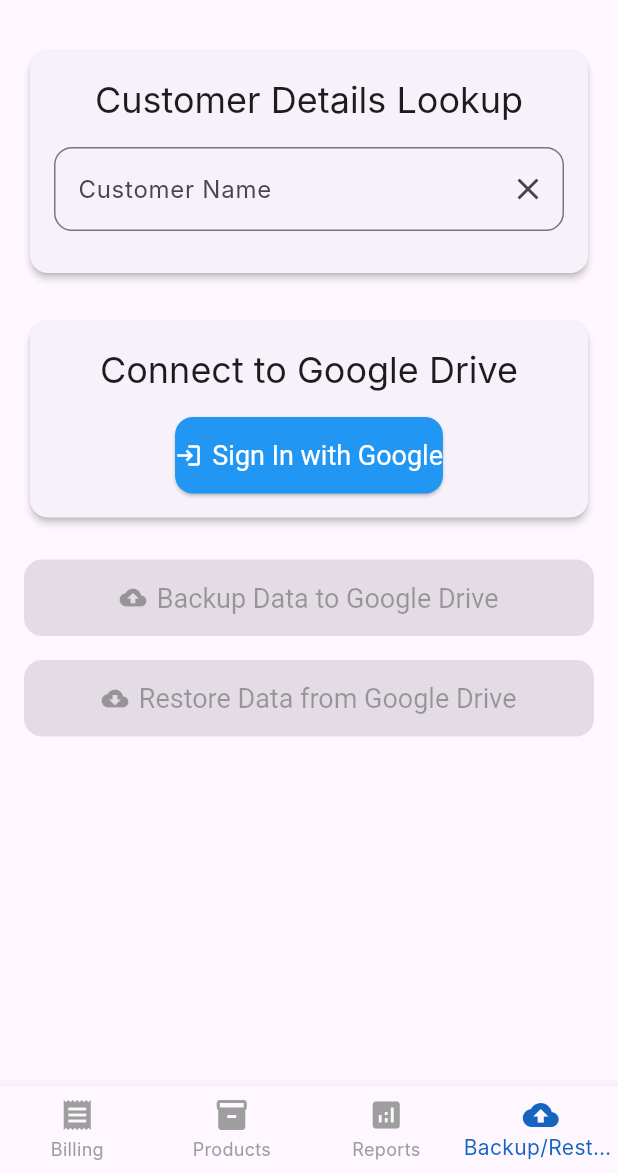
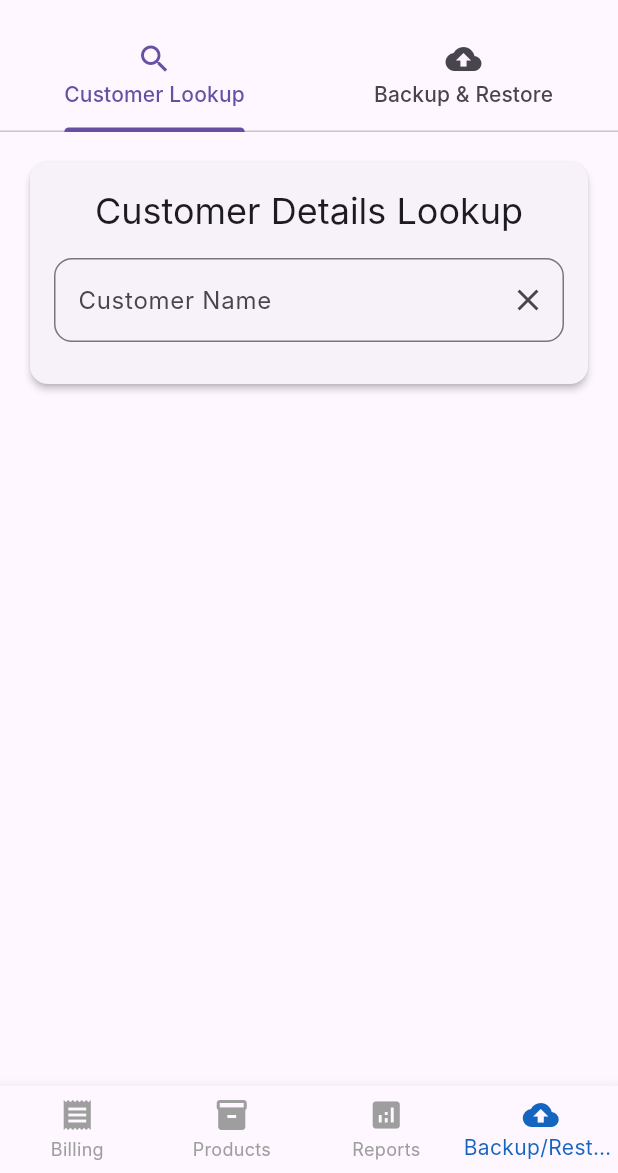
Before and after one commit to NaurasShaji/Optibill, a Flutter app: the screen it shows after launch, item 4 of the bottom bar chosen, on a phone screen of 412 x 824 dp, the part 63-1236 px from its top. Run offline on Flutter 3.47's test engine with Material 3 defaults, Android fonts, the phone set to English and light mode, and no system bars; our stand-ins replace google_sign_in, hive, hive_flutter, pdf, printing; missing offline and left inert: excel, googleapis; accounts and stored records are empty; Roboto replaces fonts that are missing (Inter).

Commit message:
Updated code after changes 4

```diff
--- a/lib/models/invoice.dart
+++ b/lib/models/invoice.dart
@@ -39,6 +39,9 @@
   @HiveField(10)
   String? leftEyeNV;  // Left Eye Near Vision
 
+  @HiveField(11)
+  String? note;
+
   Invoice({
     String? invoiceId,
     required this.saleDate,
@@ -51,6 +54,7 @@
     this.rightEyeNV,
     this.leftEyeDV,
     this.leftEyeNV,
+    this.note,
   }) : invoiceId = invoiceId ?? const Uuid().v4();
 
   // Computed Property: subtotal (sum of unitSellingPrice * quantity for all items before bill-level discount)
@@ -78,6 +82,7 @@
     'rightEyeNV': rightEyeNV,
     'leftEyeDV': leftEyeDV,
     'leftEyeNV': leftEyeNV,
+    'note': note,
   };
 
   // Create an Invoice object from a JSON map
@@ -95,5 +100,6 @@
     rightEyeNV: json['rightEyeNV'] as String?,
     leftEyeDV: json['leftEyeDV'] as String?,
     leftEyeNV: json['leftEyeNV'] as String?,
+    note: json['note'] as String?,
   );
 }
--- a/lib/screens/backup_restore_screen.dart
+++ b/lib/screens/backup_restore_screen.dart
@@ -1,92 +1,58 @@
 import 'package:flutter/material.dart';
-import 'package:optibill/models/invoice.dart';
 import 'package:optibill/services/google_drive_service.dart';
 import 'package:googleapis/drive/v3.dart' as drive;
 import 'package:hive/hive.dart';
 import 'package:intl/intl.dart';
+import 'package:optibill/models/invoice.dart';
 
-class BackupRestoreScreen extends StatefulWidget {
+class BackupRestoreScreen extends StatelessWidget {
   const BackupRestoreScreen({super.key});
 
   @override
-  State<BackupRestoreScreen> createState() => _BackupRestoreScreenState();
+  Widget build(BuildContext context) {
+    return DefaultTabController(
+      length: 2,
+      child: Scaffold(
+        appBar: AppBar(
+          toolbarHeight: 0,
+          title: const Text('Utilities'),
+          bottom: const TabBar(
+            tabs: [
+              Tab(text: 'Customer Lookup', icon: Icon(Icons.search)),
+              Tab(text: 'Backup & Restore', icon: Icon(Icons.backup)),
+            ],
+          ),
+        ),
+        body: const TabBarView(
+          children: [
+            CustomerLookupTab(),
+            BackupRestoreTab(),
+          ],
+        ),
+      ),
+    );
+  }
 }
 
-class _BackupRestoreScreenState extends State<BackupRestoreScreen> {
+// --- BackupRestoreTab ---
+class BackupRestoreTab extends StatefulWidget {
+  const BackupRestoreTab({super.key});
+
+  @override
+  State<BackupRestoreTab> createState() => _BackupRestoreTabState();
+}
+
+class _BackupRestoreTabState extends State<BackupRestoreTab> {
   final GoogleDriveService _googleDriveService = GoogleDriveService();
   bool _isSigningIn = false;
   bool _isBackingUp = false;
   bool _isRestoring = false;
   List<drive.File> _backupFiles = [];
-  final _customerNameController = TextEditingController();
-  List<Invoice> _foundInvoices = [];
-  Invoice? _selectedInvoice;
-  bool _isSearching = false;
 
   @override
   void initState() {
     super.initState();
     _checkSignInStatus();
-    _customerNameController.addListener(() {
-      _searchCustomers(_customerNameController.text);
-    });
-  }
-
-  @override
-  void dispose() {
-    _customerNameController.dispose();
-    super.dispose();
-  }
-
-  Future<void> _searchCustomers(String query) async {
-    if (query.trim().isEmpty) {
-      setState(() {
-        _foundInvoices = [];
-        _selectedInvoice = null;
-      });
-      return;
-    }
-
-    setState(() {
-      _isSearching = true;
-      _selectedInvoice = null;
-    });
-
-    try {
-      final invoiceBox = Hive.box<Invoice>('invoices');
-      final queryLower = query.trim().toLowerCase();
-
-      final matchingInvoices = invoiceBox.values
-          .where((invoice) =>
-              invoice.customerName?.trim().toLowerCase().startsWith(queryLower) ??
-              false)
-          .toList();
-
-      final Map<String, Invoice> latestInvoicesByCustomer = {};
-      for (final invoice in matchingInvoices) {
-        final customerName = invoice.customerName!.trim().toLowerCase();
-        if (!latestInvoicesByCustomer.containsKey(customerName) ||
-            invoice.saleDate
-                .isAfter(latestInvoicesByCustomer[customerName]!.saleDate)) {
-          latestInvoicesByCustomer[customerName] = invoice;
-        }
-      }
-
-      final results = latestInvoicesByCustomer.values.toList();
-      results.sort((a, b) => (a.customerName ?? '').compareTo(b.customerName ?? ''));
-
-      setState(() {
-        _foundInvoices = results;
-      });
-    } catch (e) {
-      ScaffoldMessenger.of(context).showSnackBar(
-        SnackBar(content: Text('Error searching for customers: $e')),
-      );
-    } finally {
-      setState(() {
-        _isSearching = false;
-      });
-    }
   }
 
   Future<void> _checkSignInStatus() async {
@@ -105,7 +71,7 @@
         ScaffoldMessenger.of(context).showSnackBar(
           const SnackBar(content: Text('Signed in to Google Drive!')),
         );
-        _listBackupFiles(); // List files immediately after sign-in
+        _listBackupFiles();
       } else {
         ScaffoldMessenger.of(context).showSnackBar(
           const SnackBar(content: Text('Google Sign-In cancelled or failed.')),
@@ -141,7 +107,7 @@
       ScaffoldMessenger.of(context).showSnackBar(
         const SnackBar(content: Text('Data backed up successfully!')),
       );
-      _listBackupFiles(); // Refresh list after backup
+      _listBackupFiles();
     } catch (e) {
       ScaffoldMessenger.of(context).showSnackBar(
         SnackBar(content: Text('Backup failed: $e')),
@@ -194,12 +160,13 @@
             TextButton(
               child: const Text('Restore', style: TextStyle(color: Colors.red)),
               onPressed: () async {
-                Navigator.of(context).pop(); // Close dialog
+                Navigator.of(context).pop();
                 setState(() {
                   _isRestoring = true;
                 });
                 try {
                   await _googleDriveService.restoreData(file.id!);
+                  await _listBackupFiles();
                   ScaffoldMessenger.of(context).showSnackBar(
                     const SnackBar(content: Text('Data restored successfully!')),
                   );
@@ -225,12 +192,211 @@
     return Padding(
       padding: const EdgeInsets.all(16.0),
       child: ListView(
-        // Changed to ListView to prevent overflow
         children: [
           Card(
             elevation: 2,
-            shape: RoundedRectangleBorder(
-                borderRadius: BorderRadius.circular(12.0)),
+            shape: RoundedRectangleBorder(borderRadius: BorderRadius.circular(12.0)),
+            child: Padding(
+              padding: const EdgeInsets.all(16.0),
+              child: Column(
+                children: [
+                  Text(
+                    _googleDriveService.isSignedIn ? 'Google Drive Connected' : 'Connect to Google Drive',
+                    style: Theme.of(context).textTheme.headlineSmall,
+                  ),
+                  const SizedBox(height: 16),
+                  if (!_googleDriveService.isSignedIn)
+                    ElevatedButton.icon(
+                      onPressed: _isSigningIn ? null : _handleSignIn,
+                      icon: _isSigningIn ? const CircularProgressIndicator(color: Colors.white) : const Icon(Icons.login),
+                      label: Text(_isSigningIn ? 'Signing In...' : 'Sign In with Google'),
+                      style: ElevatedButton.styleFrom(
+                        padding: const EdgeInsets.symmetric(vertical: 15),
+                        shape: RoundedRectangleBorder(borderRadius: BorderRadius.circular(12.0)),
+                        backgroundColor: Colors.blue,
+                        foregroundColor: Colors.white,
+                        textStyle: const TextStyle(fontSize: 18),
+                      ),
+                    )
+                  else
+                    Column(
+                      children: [
+                        Text('Signed in as: ${_googleDriveService.currentUser?.displayName ?? 'N/A'}'),
+                        const SizedBox(height: 10),
+                        ElevatedButton.icon(
+                          onPressed: _handleSignOut,
+                          icon: const Icon(Icons.logout),
+                          label: const Text('Sign Out'),
+                          style: ElevatedButton.styleFrom(
+                            padding: const EdgeInsets.symmetric(vertical: 15),
+                            shape: RoundedRectangleBorder(borderRadius: BorderRadius.circular(12.0)),
+                            backgroundColor: Colors.red,
+                            foregroundColor: Colors.white,
+                            textStyle: const TextStyle(fontSize: 18),
+                          ),
+                        ),
+                      ],
+                    ),
+                ],
+              ),
+            ),
+          ),
+          const SizedBox(height: 24),
+          ElevatedButton.icon(
+            onPressed: _googleDriveService.isSignedIn && !_isBackingUp ? _handleBackup : null,
+            icon: _isBackingUp ? const CircularProgressIndicator(color: Colors.white) : const Icon(Icons.cloud_upload),
+            label: Text(_isBackingUp ? 'Backing Up...' : 'Backup Data to Google Drive'),
+            style: ElevatedButton.styleFrom(
+              padding: const EdgeInsets.symmetric(vertical: 15),
+              shape: RoundedRectangleBorder(borderRadius: BorderRadius.circular(12.0)),
+              backgroundColor: Colors.green,
+              foregroundColor: Colors.white,
+              textStyle: const TextStyle(fontSize: 18),
+            ),
+          ),
+          const SizedBox(height: 16),
+          ElevatedButton.icon(
+            onPressed: _googleDriveService.isSignedIn && !_isRestoring ? _listBackupFiles : null,
+            icon: _isRestoring ? const CircularProgressIndicator(color: Colors.white) : const Icon(Icons.cloud_download),
+            label: Text(_isRestoring ? 'Restoring...' : 'Restore Data from Google Drive'),
+            style: ElevatedButton.styleFrom(
+              padding: const EdgeInsets.symmetric(vertical: 15),
+              shape: RoundedRectangleBorder(borderRadius: BorderRadius.circular(12.0)),
+              backgroundColor: Colors.orange,
+              foregroundColor: Colors.white,
+              textStyle: const TextStyle(fontSize: 18),
+            ),
+          ),
+          const SizedBox(height: 24),
+          if (_backupFiles.isNotEmpty && _googleDriveService.isSignedIn)
+            Card(
+              elevation: 2,
+              shape: RoundedRectangleBorder(borderRadius: BorderRadius.circular(12.0)),
+              child: Padding(
+                padding: const EdgeInsets.all(16.0),
+                child: Column(
+                  crossAxisAlignment: CrossAxisAlignment.start,
+                  children: [
+                    Text('Available Backups:', style: Theme.of(context).textTheme.titleLarge),
+                    const SizedBox(height: 10),
+                    ListView.builder(
+                      shrinkWrap: true,
+                      physics: const NeverScrollableScrollPhysics(),
+                      itemCount: _backupFiles.length,
+                      itemBuilder: (context, index) {
+                        final file = _backupFiles[index];
+                        return ListTile(
+                          title: Text(file.name ?? 'Unknown File'),
+                          subtitle: Text('ID: ${file.id ?? 'N/A'}'),
+                          trailing: IconButton(
+                            icon: const Icon(Icons.restore, color: Colors.blue),
+                            onPressed: () => _handleRestore(file),
+                          ),
+                        );
+                      },
+                    ),
+                  ],
+                ),
+              ),
+            ),
+        ],
+      ),
+    );
+  }
+}
+
+// --- CustomerLookupTab ---
+class CustomerLookupTab extends StatefulWidget {
+  const CustomerLookupTab({super.key});
+
+  @override
+  State<CustomerLookupTab> createState() => _CustomerLookupTabState();
+}
+
+class _CustomerLookupTabState extends State<CustomerLookupTab> {
+  final _customerNameController = TextEditingController();
+  List<Invoice> _foundInvoices = [];
+  Invoice? _selectedInvoice;
+  bool _isSearching = false;
+
+  @override
+  void initState() {
+    super.initState();
+    _customerNameController.addListener(() {
+      _searchCustomers(_customerNameController.text);
+    });
+  }
+
+  @override
+  void dispose() {
+    _customerNameController.dispose();
+    super.dispose();
+  }
+
+  Future<void> _searchCustomers(String query) async {
+    if (query.trim().isEmpty) {
+      setState(() {
+        _foundInvoices = [];
+        _selectedInvoice = null;
+      });
+      return;
+    }
+
+    setState(() {
+      _isSearching = true;
+      _selectedInvoice = null;
+    });
+
+    try {
+      final invoiceBox = Hive.box<Invoice>('invoices');
+      final queryLower = query.trim().toLowerCase();
+
+      final matchingInvoices = invoiceBox.values
+          .where((invoice) =>
+              invoice.customerName?.trim().toLowerCase().startsWith(queryLower) ?? false)
+          .toList();
+
+      final Map<String, Invoice> latestInvoicesByCustomer = {};
+      for (final invoice in matchingInvoices) {
+        final customerName = invoice.customerName?.trim().toLowerCase() ?? '';
+        final customerContact = invoice.customerContact?.trim() ?? '';
+        final key = '$customerName|$customerContact';
+        if (!latestInvoicesByCustomer.containsKey(key) ||
+            invoice.saleDate.isAfter(latestInvoicesByCustomer[key]!.saleDate)) {
+          latestInvoicesByCustomer[key] = invoice;
+        }
+      }
+
+      final results = latestInvoicesByCustomer.values.toList()
+        ..sort((a, b) {
+          final aKey = (a.customerName ?? '') + (a.customerContact ?? '');
+          final bKey = (b.customerName ?? '') + (b.customerContact ?? '');
+          return aKey.compareTo(bKey);
+        });
+
+      setState(() {
+        _foundInvoices = results;
+      });
+    } catch (e) {
+      ScaffoldMessenger.of(context).showSnackBar(
+        SnackBar(content: Text('Error searching for customers: $e')),
+      );
+    } finally {
+      setState(() {
+        _isSearching = false;
+      });
+    }
+  }
+
+  @override
+  Widget build(BuildContext context) {
+    return Padding(
+      padding: const EdgeInsets.all(16.0),
+      child: ListView(
+        children: [
+          Card(
+            elevation: 2,
+            shape: RoundedRectangleBorder(borderRadius: BorderRadius.circular(12.0)),
             child: Padding(
               padding: const EdgeInsets.all(16.0),
               child: Column(
@@ -244,10 +410,7 @@
                     controller: _customerNameController,
                     decoration: InputDecoration(
                       labelText: 'Customer Name',
-
-                      border: OutlineInputBorder(
-                        borderRadius: BorderRadius.circular(12.0),
-                      ),
+                      border: OutlineInputBorder(borderRadius: BorderRadius.circular(12.0)),
                       suffixIcon: IconButton(
                         icon: const Icon(Icons.clear),
                         onPressed: () {
@@ -262,16 +425,11 @@
                   ),
                   const SizedBox(height: 12),
                   if (_isSearching)
-                    const Padding(
-                      padding: EdgeInsets.all(8.0),
-                      child: Center(child: CircularProgressIndicator()),
-                    ),
+                    const Center(child: CircularProgressIndicator()),
                   if (_foundInvoices.isNotEmpty)
                     SizedBox(
-                      height:
-                          150, // Constrain height to avoid layout jumps
+                      height: 150,
                       child: ListView.builder(
-                        shrinkWrap: true,
                         itemCount: _foundInvoices.length,
                         itemBuilder: (context, index) {
                           final invoice = _foundInvoices[index];
@@ -279,7 +437,8 @@
                             child: ListTile(
                               title: Text(invoice.customerName ?? 'No Name'),
                               subtitle: Text(
-                                  'Last Visit: ${DateFormat('dd-MM-yyyy').format(invoice.saleDate)}'),
+                                'Last Visit:  ${DateFormat('dd-MM-yyyy').format(invoice.saleDate)}',
+                              ),
                               onTap: () {
                                 setState(() {
                                   _selectedInvoice = invoice;
@@ -299,143 +458,23 @@
               ),
             ),
           ),
-          const SizedBox(height: 24),
-          Card(
-            elevation: 2,
-            shape: RoundedRectangleBorder(
-                borderRadius: BorderRadius.circular(12.0)),
-            child: Padding(
-              padding: const EdgeInsets.all(16.0),
-              child: Column(
-                children: [
-                  Text(
-                    _googleDriveService.isSignedIn ? 'Google Drive Connected' : 'Connect to Google Drive',
-                    style: Theme.of(context).textTheme.headlineSmall,
-                  ),
-                  SizedBox(height: 16),
-                  if (!_googleDriveService.isSignedIn)
-                    ElevatedButton.icon(
-                      onPressed: _isSigningIn ? null : _handleSignIn,
-                      icon: _isSigningIn ? const CircularProgressIndicator(color: Colors.white) : const Icon(Icons.login),
-                      label: Text(_isSigningIn ? 'Signing In...' : 'Sign In with Google'),
-                      style: ElevatedButton.styleFrom(
-                        padding: const EdgeInsets.symmetric(vertical: 15),
-                        shape: RoundedRectangleBorder(borderRadius: BorderRadius.circular(12.0)),
-                        backgroundColor: Colors.blue,
-                        foregroundColor: Colors.white,
-                        textStyle: const TextStyle(fontSize: 18),
-                      ),
-                    )
-                  else
-                    Column(
-                      children: [
-                        // Corrected access to currentUser
-                        Text('Signed in as: ${_googleDriveService.currentUser?.displayName ?? 'N/A'}'),
-                        SizedBox(height: 10),
-                        ElevatedButton.icon(
-                          onPressed: _handleSignOut,
-                          icon: const Icon(Icons.logout),
-                          label: const Text('Sign Out'),
-                          style: ElevatedButton.styleFrom(
-                            padding: const EdgeInsets.symmetric(vertical: 15),
-                            shape: RoundedRectangleBorder(borderRadius: BorderRadius.circular(12.0)),
-                            backgroundColor: Colors.red,
-                            foregroundColor: Colors.white,
-                            textStyle: const TextStyle(fontSize: 18),
-                          ),
-                        ),
-                      ],
-                    ),
-                ],
-              ),
-            ),
-          ),
-          SizedBox(height: 24),
-          ElevatedButton.icon(
-            onPressed: _googleDriveService.isSignedIn && !_isBackingUp
-                ? _handleBackup
-                : null,
-            icon: _isBackingUp ? const CircularProgressIndicator(color: Colors.white) : const Icon(Icons.cloud_upload),
-            label: Text(_isBackingUp ? 'Backing Up...' : 'Backup Data to Google Drive'),
-            style: ElevatedButton.styleFrom(
-              padding: const EdgeInsets.symmetric(vertical: 15),
-              shape: RoundedRectangleBorder(borderRadius: BorderRadius.circular(12.0)),
-              backgroundColor: Colors.green,
-              foregroundColor: Colors.white,
-              textStyle: const TextStyle(fontSize: 18),
-            ),
-          ),
-          SizedBox(height: 16),
-          ElevatedButton.icon(
-            onPressed: _googleDriveService.isSignedIn && !_isRestoring
-                ? _listBackupFiles // First list, then user selects to restore
-                : null,
-            icon: _isRestoring ? const CircularProgressIndicator(color: Colors.white) : const Icon(Icons.cloud_download),
-            label: Text(_isRestoring ? 'Restoring...' : 'Restore Data from Google Drive'),
-            style: ElevatedButton.styleFrom(
-              padding: const EdgeInsets.symmetric(vertical: 15),
-              shape: RoundedRectangleBorder(borderRadius: BorderRadius.circular(12.0)),
-              backgroundColor: Colors.orange,
-              foregroundColor: Colors.white,
-              textStyle: const TextStyle(fontSize: 18),
-            ),
-          ),
-          SizedBox(height: 24),
-          if (_backupFiles.isNotEmpty && _googleDriveService.isSignedIn)
-            Expanded(
-              child: Card(
-                elevation: 2,
-                shape: RoundedRectangleBorder(borderRadius: BorderRadius.circular(12.0)),
-                child: Padding(
-                  padding: const EdgeInsets.all(16.0),
-                  child: Column(
-                    crossAxisAlignment: CrossAxisAlignment.start,
-                    children: [
-                      Text('Available Backups:', style: Theme.of(context).textTheme.titleLarge),
-                      SizedBox(height: 10),
-                      Expanded(
-                        child: ListView.builder(
-                          itemCount: _backupFiles.length,
-                          itemBuilder: (context, index) {
-                            final file = _backupFiles[index];
-                            return ListTile(
-                              title: Text(file.name ?? 'Unknown File'),
-                              subtitle: Text('ID: ${file.id ?? 'N/A'}'),
-                              trailing: IconButton(
-                                icon: const Icon(Icons.restore, color: Colors.blue),
-                                onPressed: () => _handleRestore(file),
-                              ),
-                            );
-                          },
-                        ),
-                      ),
-                    ],
-                  ),
-                ),
-              ),
-            ),
         ],
       ),
     );
   }
 
   Widget _buildInvoiceDetails(Invoice invoice) {
-    final formatCurrency =
-        NumberFormat.currency(locale: 'en_IN', symbol: '₹');
+    final formatCurrency = NumberFormat.currency(locale: 'en_IN', symbol: '₹');
     return Column(
       crossAxisAlignment: CrossAxisAlignment.start,
       children: [
-        Text(
-          'Latest Details for ${invoice.customerName}:',
-          style: Theme.of(context).textTheme.titleLarge,
-        ),
+        Text('Latest Details for ${invoice.customerName}:',
+            style: Theme.of(context).textTheme.titleLarge),
         const SizedBox(height: 8),
-        _buildDetailRow(
-            'Date:', invoice.saleDate.toLocal().toString().split(' ')[0]),
+        _buildDetailRow('Date:', invoice.saleDate.toLocal().toString().split(' ')[0]),
         _buildDetailRow('Contact:', invoice.customerContact ?? 'N/A'),
         const Divider(height: 20),
-        Text('Prescription Details:',
-            style: Theme.of(context).textTheme.titleMedium),
+        Text('Prescription Details:', style: Theme.of(context).textTheme.titleMedium),
         const SizedBox(height: 8),
         Row(
           mainAxisAlignment: MainAxisAlignment.spaceAround,
@@ -453,8 +492,7 @@
           ],
         ),
         const Divider(height: 20),
-        Text('Purchased Items:',
-            style: Theme.of(context).textTheme.titleMedium),
+        Text('Purchased Items:', style: Theme.of(context).textTheme.titleMedium),
         const SizedBox(height: 8),
         ...invoice.items.map((item) => Card(
               margin: const EdgeInsets.symmetric(vertical: 4),
@@ -469,8 +507,7 @@
         Text('Bill Summary:', style: Theme.of(context).textTheme.titleMedium),
         const SizedBox(height: 8),
         _buildDetailRow('Subtotal:', formatCurrency.format(invoice.subtotal)),
-        _buildDetailRow('Discount:',
-            formatCurrency.format(invoice.totalDiscountOnBill ?? 0)),
+        _buildDetailRow('Discount:', formatCurrency.format(invoice.totalDiscountOnBill ?? 0)),
         _buildDetailRow('Payment Method:', invoice.paymentMethod),
         const SizedBox(height: 8),
         Row(
@@ -482,10 +519,8 @@
                     .titleMedium
                     ?.copyWith(fontWeight: FontWeight.bold)),
             Text(formatCurrency.format(invoice.totalAmount),
-                style: Theme.of(context)
-                    .textTheme
-                    .titleMedium
-                    ?.copyWith(fontWeight: FontWeight.bold, color: Colors.blue)),
+                style: Theme.of(context).textTheme.titleMedium?.copyWith(
+                    fontWeight: FontWeight.bold, color: Colors.blue)),
           ],
         ),
       ],
--- a/lib/screens/reports_screen.dart
+++ b/lib/screens/reports_screen.dart
@@ -166,7 +166,7 @@
                         children: [
                           Text(
                             'Daily Report for ${formatDate.format(_selectedDate)}',
-                            style: Theme.of(context).textTheme.headlineSmall,
+                            style: Theme.of(context).textTheme.titleLarge,
                           ),
                           IconButton(
                             icon: const Icon(Icons.calendar_today),
@@ -300,7 +300,7 @@
                         children: [
                           Text(
                             'Monthly Report for ${formatMonthYear.format(DateTime(_selectedYearForMonth, _selectedMonth))}',
-                            style: Theme.of(context).textTheme.titleLarge,
+                            style: Theme.of(context).textTheme.titleMedium,
                           ),
                           IconButton(
                             icon: const Icon(Icons.calendar_month),
```
Also changed, not shown: lib/screens/billing_screen.dart (+19 -0 lines), lib/models/invoice.g.dart.
